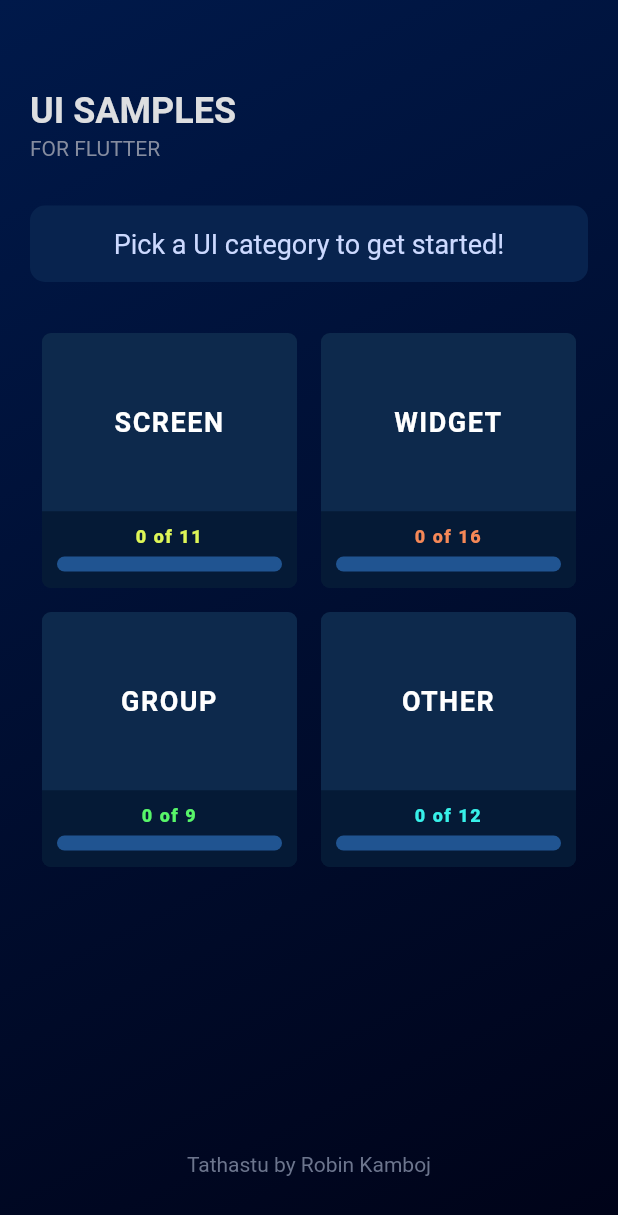
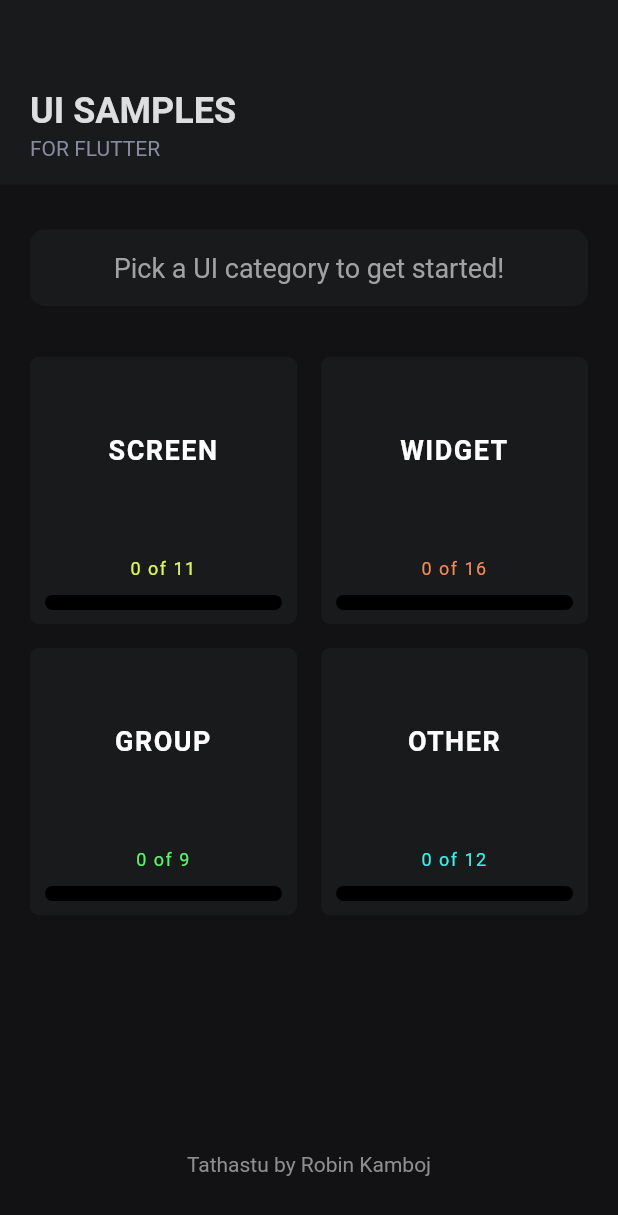
Before and after one commit to robillo/ui_samples, a Flutter app: the screen it shows after launch, on a phone screen of 412 x 824 dp. Shown: the top 1215 px of the screen. Run offline on Flutter 3.47's test engine with Material 2 defaults, Android fonts, the phone set to English and light mode, and no system bars.

Commit message:
new theme

```diff
--- a/lib/main.dart
+++ b/lib/main.dart
@@ -52,13 +52,13 @@ class HomePage extends StatelessWidget {
 
   Widget pickCategoryPrompt() {
     return Padding(
-      padding: EdgeInsets.only(top: 30.0),
+      padding: EdgeInsets.only(top: 30.0, left: 20.0, right: 20.0),
       child: SizedBox(
         width: double.infinity,
         child: Container(
             padding: EdgeInsets.only(left: 20.0, top: 15.0, right: 20.0, bottom: 15.0),
             decoration: BoxDecoration(
-                color: Color(0xFF08234E),
+                color: Color(0xFF191A1C),
                 borderRadius: BorderRadius.all(
                     Radius.circular(10.0)
                 )
@@ -69,7 +69,7 @@ class HomePage extends StatelessWidget {
                 style: TextStyle(
                     fontSize: 18.0,
                     fontWeight: FontWeight.normal,
-                    color: Color(0xFFCCD9FF)
+                    color: Color(0xFFA2A2A2)
                 ),
               ),
             )
@@ -90,7 +90,7 @@ class HomePage extends StatelessWidget {
           style: TextStyle(
               fontSize: 14.0,
               fontWeight: FontWeight.normal,
-              color: Color(0xFF6C758D)
+              color: Color(0xFF8E8E8E)
           ),
         ),
       ),
@@ -180,7 +180,7 @@ class HomePage extends StatelessWidget {
   Widget layOutCategoryGrid() {
     return Expanded(
       child: Padding(
-          padding: EdgeInsets.only(top: 26.0),
+          padding: EdgeInsets.only(top: 26.0, left: 12.0, right: 12.0),
           child: GridView.builder(
             gridDelegate: SliverGridDelegateWithFixedCrossAxisCount(
                 crossAxisCount: 2
@@ -219,12 +219,38 @@ class HomePage extends StatelessWidget {
     );
   }
 
+  Widget titleSubtitleGroup() {
+    return SizedBox(
+      width: double.infinity,
+      child: Container(
+        padding: titleTopPadding(),
+        decoration: BoxDecoration(
+          color: Color(0xFF191A1C),
+        ),
+        child: Column(
+          crossAxisAlignment: CrossAxisAlignment.start,
+          children: <Widget>[
+            homeHeading(),
+            homeSubHeading()
+          ],
+        ),
+      ),
+    );
+  }
+
+  EdgeInsets titleTopPadding() {
+    return EdgeInsets.only(top: 60.0, left: 20.0, right: 20.0, bottom: 16.0);
+  }
+
+  EdgeInsets leftRightPadding() {
+    return EdgeInsets.only(left: 20.0, right: 20.0);
+  }
+
   Widget columnComponents() {
     return Column(
       crossAxisAlignment: CrossAxisAlignment.start,
       children: <Widget>[
-        homeHeading(),
-        homeSubHeading(),
+        titleSubtitleGroup(),
         pickCategoryPrompt(),
         layOutCategoryGrid(),
         tathastuSignature()
@@ -233,24 +259,18 @@ class HomePage extends StatelessWidget {
   }
 
   BoxDecoration homeBackground() {
-    return BoxDecoration(
-      gradient: LinearGradient(
-          begin: Alignment.topLeft,
-          end: Alignment.bottomRight,
-          colors: [Color(0xFF00194A), Color(0xFF000318)]
-      ),
-    );
+    return BoxDecoration(color: Color(0xFF121214));
   }
 
   EdgeInsets containerPadding() {
     return const EdgeInsets.only(
-        left: 20.0, right: 20.0, top: 60.0, bottom: 40.0
+        bottom: 40.0
     );
   }
 
   void _setStatusBarColor() {
     SystemChrome.setSystemUIOverlayStyle(SystemUiOverlayStyle(
-        statusBarColor: Color(0xFF00194A)
+        statusBarColor: Color(0xFF191A1C)
     ));
   }
 
@@ -272,7 +292,7 @@ class HomePage extends StatelessWidget {
 
 class GridRow extends StatefulWidget {
 
-  int position;
+  final int position;
 
   GridRow(this.position);
 
@@ -349,25 +369,23 @@ class _GridRowState extends State<GridRow> {
                   Expanded(
                     flex: 7,
                     child: Container(
-                      decoration: rowUpperHalfBackground(),
                       child: centerTextInRow(headers[position]),
                     ),
                   ),
                   Expanded(
                     flex: 3,
                     child: Container(
-                      decoration: rowLowerHalfBackground(),
                       child: Column(
                         children: <Widget>[
                           Padding(
-                            padding: EdgeInsets.only(top: 10.0, bottom: 6.0),
+                            padding: EdgeInsets.only(top: 10.0, bottom: 10.0),
                             child: Text(
                               "${userScreenProgress[headers[position]]} of ${headerContentMap[headers[position]].length}",
                               textAlign: TextAlign.center,
                               style: TextStyle(
                                   letterSpacing: 1.0,
                                   fontSize: 12.0,
-                                  fontWeight: FontWeight.w900,
+                                  fontWeight: FontWeight.w400,
                                   color: Color(headerColorMap[headers[position]])
                               ),
                             ),
@@ -396,29 +414,9 @@ class _GridRowState extends State<GridRow> {
 
   BoxDecoration rowBackground() {
     return BoxDecoration(
-        color: Color(0xFF051A36),
+        color: Color(0xFF191A1C),
         borderRadius: BorderRadius.all(
             Radius.circular(6.0)
-        )
-    );
-  }
-
-  BoxDecoration rowUpperHalfBackground() {
-    return BoxDecoration(
-        color: Color(0xFF0D294C),
-        borderRadius: BorderRadius.only(
-            topLeft: Radius.circular(6.0),
-            topRight: Radius.circular(6.0)
-        )
-    );
-  }
-
-  BoxDecoration rowLowerHalfBackground() {
-    return BoxDecoration(
-        color: Color(0xFF051A36),
-        borderRadius: BorderRadius.only(
-            bottomLeft: Radius.circular(6.0),
-            bottomRight: Radius.circular(6.0)
         )
     );
   }
@@ -432,7 +430,7 @@ class _GridRowState extends State<GridRow> {
             left: 10.0, right: 10.0
         ),
         decoration: BoxDecoration(
-            color: Color(0xFF205491),
+            color: Color(0xFF000000),
             borderRadius: BorderRadius.all(
                 Radius.circular(5.0)
             )
@@ -493,7 +491,7 @@ class SlideRightRoute extends PageRouteBuilder {
         ) =>
         SlideTransition(
           position: Tween<Offset>(
-            begin: const Offset(0, 2),
+            begin: const Offset(1, 0),
             end: Offset.zero,
           ).animate(animation),
           child: child,
@@ -509,7 +507,7 @@ class CategoryListScreen extends StatelessWidget {
 
   void _setStatusBarColor() {
     SystemChrome.setSystemUIOverlayStyle(SystemUiOverlayStyle(
-        statusBarColor: Color(0xFF00194A)
+        statusBarColor: Color(0xFF191A1C)
     ));
   }
 
@@ -522,18 +520,14 @@ class CategoryListScreen extends StatelessWidget {
       type: MaterialType.transparency,
       child: Container(
         padding: containerPadding(),
-        decoration: homeBackground(),
+        decoration: categoryBackground(),
       ),
     );
   }
 
-  BoxDecoration homeBackground() {
+  BoxDecoration categoryBackground() {
     return BoxDecoration(
-      gradient: LinearGradient(
-          begin: Alignment.topLeft,
-          end: Alignment.bottomRight,
-          colors: [Color(0xFF00194A), Color(0xFF000318)]
-      ),
+      color: Color(0xFF121214)
     );
   }
 
```
